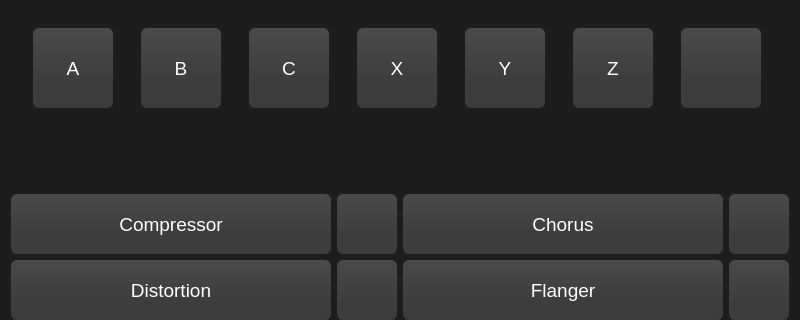
Old version of the form CrimsonGUI/mainwindow.ui in the repository eduardosacco/crimsonfx; both pictures show x 0 to 800 and y 0 to 320 of the 800 by 480 pixel window.
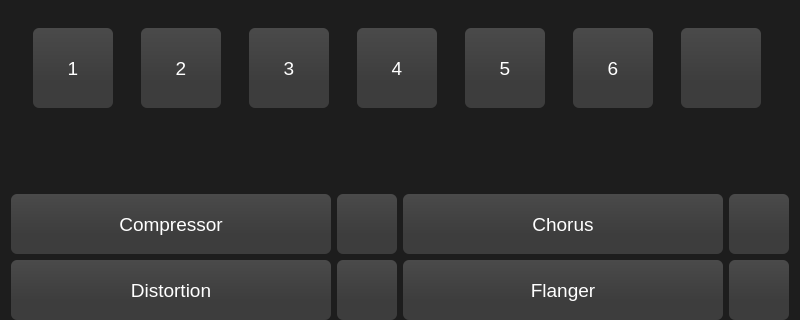
New version of the form. Icons and pictures are not drawn.

Patch:
```diff
--- a/CrimsonGUI/mainwindow.ui
+++ b/CrimsonGUI/mainwindow.ui
@@ -61,7 +61,7 @@
          </size>
         </property>
         <property name="text">
-         <string>A</string>
+         <string>1</string>
         </property>
        </widget>
       </item>
@@ -80,7 +80,7 @@
          </size>
         </property>
         <property name="text">
-         <string>B</string>
+         <string>2</string>
         </property>
        </widget>
       </item>
@@ -99,7 +99,7 @@
          </size>
         </property>
         <property name="text">
-         <string>C</string>
+         <string>3</string>
         </property>
        </widget>
       </item>
@@ -118,7 +118,7 @@
          </size>
         </property>
         <property name="text">
-         <string>X</string>
+         <string>4</string>
         </property>
        </widget>
       </item>
@@ -137,7 +137,7 @@
          </size>
         </property>
         <property name="text">
-         <string>Y</string>
+         <string>5</string>
         </property>
        </widget>
       </item>
@@ -156,7 +156,7 @@
          </size>
         </property>
         <property name="text">
-         <string>Z</string>
+         <string>6</string>
         </property>
        </widget>
       </item>
```
